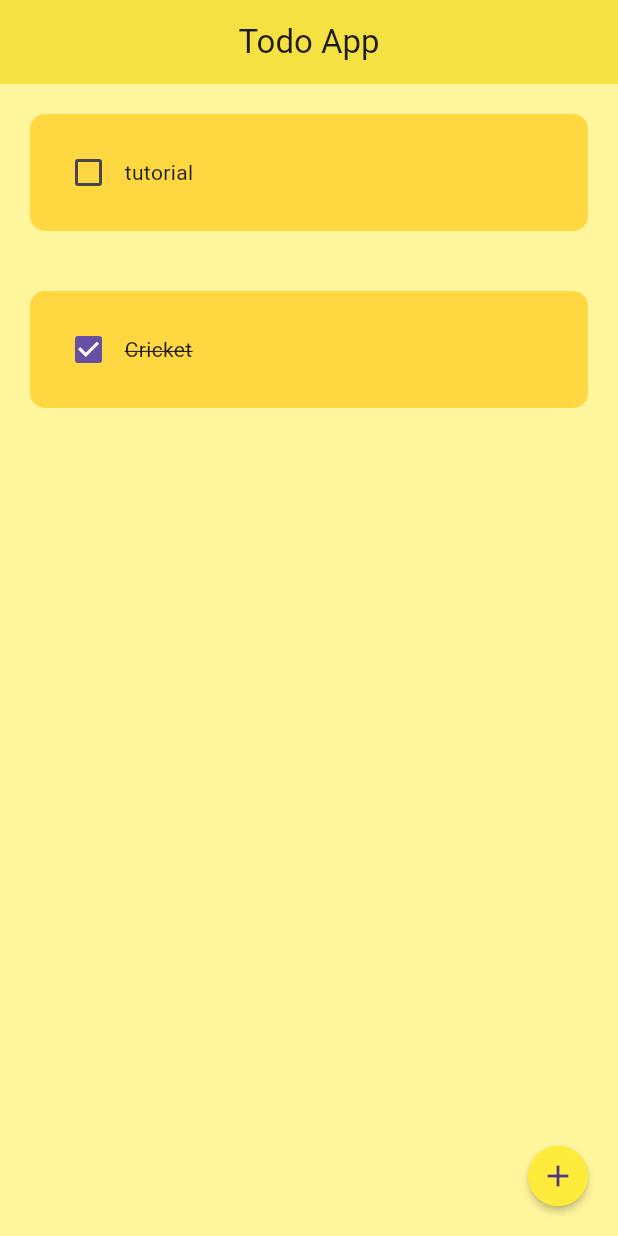
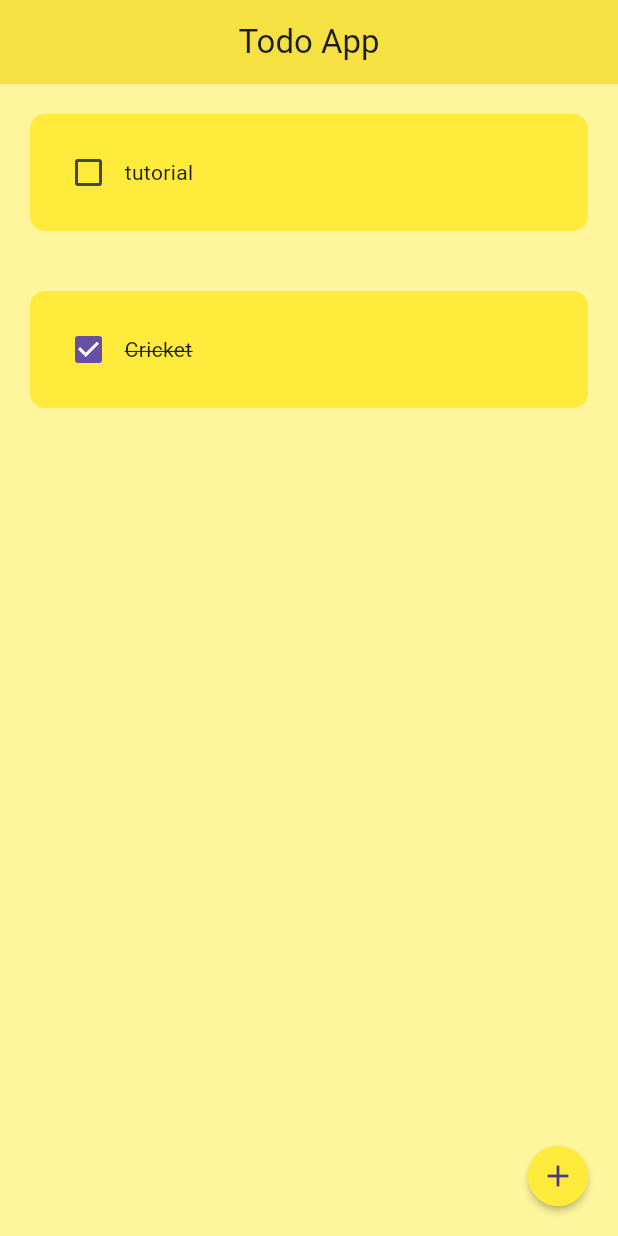
Before and after one commit to farhanmahmud21/todo_app-hive-, a Flutter app: the screen it shows after launch, on a phone screen of 412 x 824 dp. Run offline on Flutter 3.47's test engine with Material 3 defaults, Android fonts, the phone set to English and light mode, and no system bars.

Commit message:
Update TodoTile and DialogBox to improve task management; change checkbox color and enhance dialog functionality

```diff
--- a/lib/TodoTile.dart
+++ b/lib/TodoTile.dart
@@ -18,13 +18,13 @@ class Todotile extends StatelessWidget {
       child: Container(
         padding: EdgeInsets.all(15),
         decoration: BoxDecoration(
-          color: Colors.amberAccent,
+          color: Colors.yellow,
           borderRadius: BorderRadius.circular(10),
         ),
 
         child: Row(
           children: [
-            Checkbox(value: valueOfCheck, onChanged: change),
+            Checkbox(value: valueOfCheck, onChanged: (value) => change(value)),
             Text(
               toDoName,
               style: TextStyle(
```
Also changed, not shown: lib/main.dart (+10 -1 lines), lib/utils/dialog_box.dart (+12 -6 lines).
